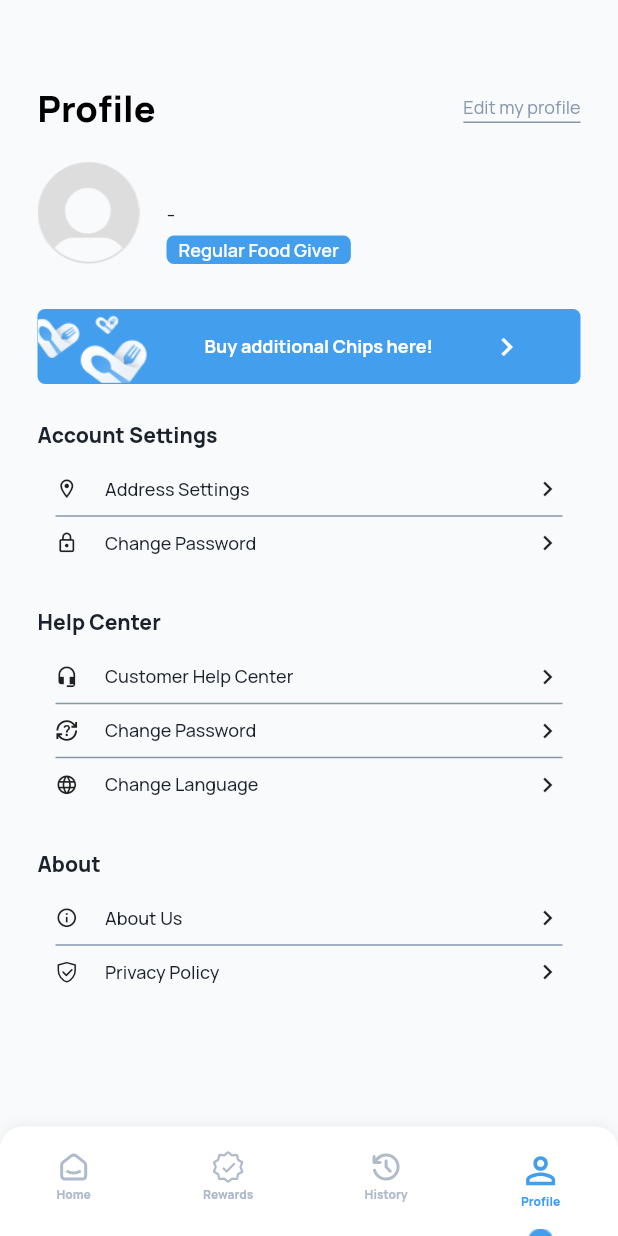
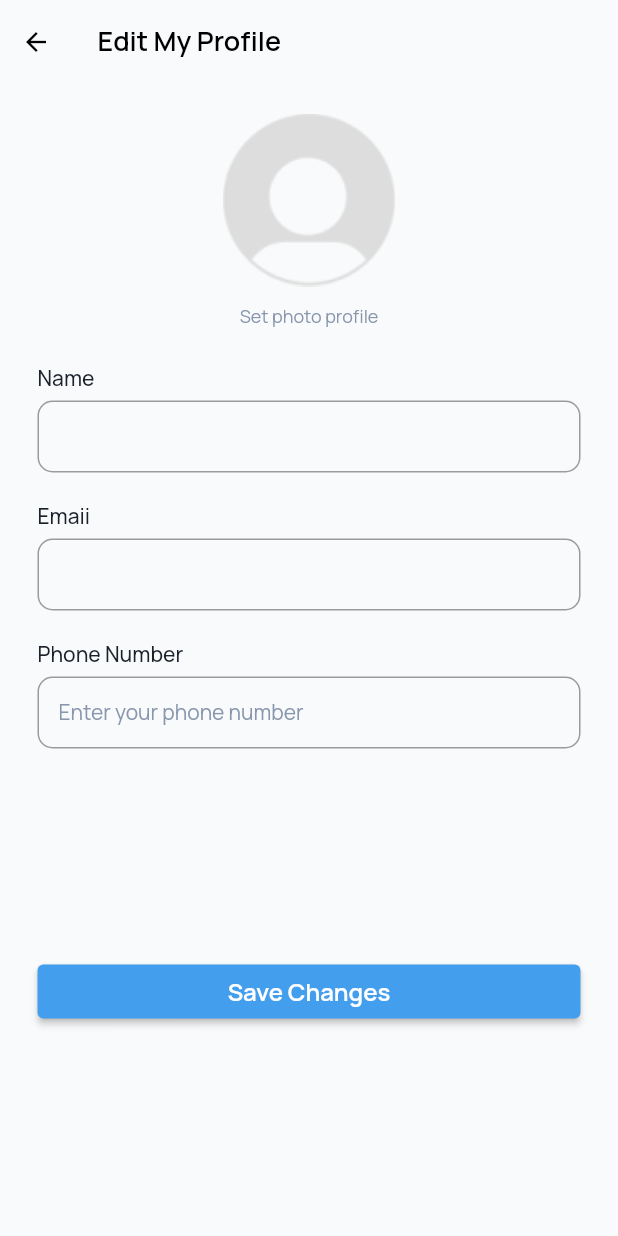
Before and after one commit to Aseupan/Mobile, a Flutter app: the HomeScreen screen opened by its route, item 4 of the bottom bar chosen, after a tap on "Edit my profile", on a phone screen of 412 x 824 dp. Run offline on Flutter 3.47's test engine with Material 2 defaults, Android fonts, the phone set to English and light mode, and no system bars; our stand-ins replace carousel_slider, dio, email_validator, flutter_screenutil, flutter_svg, fluttertoast and 5 more; missing offline and left inert: dart:ffi; accounts and stored records are empty; generated files the repository leaves out were written again; network calls fail.

Commit message:
update user profile

```diff
--- /dev/null
+++ b/lib/controller/profile/edit_profile_binding.dart
@@ -0,0 +1,9 @@
+import 'package:get/get.dart';
+import 'package:mobile/controller/profile/edit_profile_controller.dart';
+
+class EditProfileBinding extends Bindings {
+  @override
+  void dependencies() {
+    Get.put(EditProfileController());
+  }
+}
--- /dev/null
+++ b/lib/controller/profile/edit_profile_controller.dart
@@ -0,0 +1,37 @@
+import 'package:flutter/material.dart';
+import 'package:get/get.dart';
+import 'package:mobile/controller/global/global_controller.dart';
+import 'package:mobile/services/api/post_api_service.dart';
+
+class EditProfile {
+  TextEditingController name = TextEditingController();
+  TextEditingController email = TextEditingController();
+  TextEditingController phone = TextEditingController();
+}
+
+class EditProfileController extends GetxController {
+  static EditProfileController get i => Get.find();
+
+  RxMap<String, TextEditingController> data = <String, TextEditingController>{
+    "name": TextEditingController(),
+    "email": TextEditingController(),
+    "phone": TextEditingController(),
+  }.obs;
+
+  RxBool isEdited = false.obs;
+
+  @override
+  void onInit() {
+    super.onInit();
+    GlobalController globalController = GlobalController.i;
+    data['name']!.text = globalController.profile.value.name;
+    data['email']!.text = globalController.profile.value.email;
+    data['phone']!.text = globalController.profile.value.phone;
+  }
+
+  void editProfile() {
+    final editFormCopy = data.map((key, value) => MapEntry(key, value.text));
+
+    PostApiService.updateProfile(editFormCopy);
+  }
+}
--- a/lib/routes/app_pages.dart
+++ b/lib/routes/app_pages.dart
@@ -1,7 +1,6 @@
-// class AppRouter {}
-
 import 'package:get/get.dart';
 import 'package:mobile/controller/home/home_binding.dart';
+import 'package:mobile/controller/profile/edit_profile_binding.dart';
 import 'package:mobile/views/address/myaddress_screen.dart';
 import 'package:mobile/views/address/new_address_screen.dart';
 import 'package:mobile/views/auth/auth_binding.dart';
@@ -17,6 +16,7 @@ import 'package:mobile/views/home/home_screen.dart';
 import 'package:mobile/views/launch/splash_screen.dart';
 import 'package:mobile/routes/app_routes.dart';
 import 'package:mobile/views/launch/onboarding_screen.dart';
+import 'package:mobile/views/profile/edit_profile_screen.dart';
 import 'package:mobile/views/profile/profile_screen.dart';
 import 'package:mobile/views/rewards/reward_screen.dart';
 
@@ -82,6 +82,11 @@ List<GetPage<dynamic>> appRouter() {
     GetPage(
       name: RoutePage.profile,
       page: () => UserProfileScreen(),
+    ),
+    GetPage(
+      name: RoutePage.editProfile,
+      page: () => EditProfileScreen(),
+      binding: EditProfileBinding(),
     )
   ];
 }
--- a/lib/routes/app_routes.dart
+++ b/lib/routes/app_routes.dart
@@ -9,6 +9,7 @@ class RoutePage {
   static const String createAddress = "/address/create";
   static const String reward = "/reward";
   static const String profile = "/profile";
+  static const String editProfile = "/profile/edit";
 
   // Phase 2
   static const String home = "/home";
--- /dev/null
+++ b/lib/views/profile/edit_profile_screen.dart
@@ -0,0 +1,231 @@
+import 'package:email_validator/email_validator.dart';
+import 'package:flutter/material.dart';
+import 'package:get/get.dart';
+import 'package:mobile/controller/profile/edit_profile_controller.dart';
+import 'package:mobile/utils/color_constants.dart';
+import 'package:mobile/widgets/custom_appbar.dart';
+import 'package:mobile/widgets/custom_textfield.dart';
+import 'package:mobile/widgets/text_styles.dart';
+import 'package:sizer/sizer.dart';
+
+class EditProfileScreen extends StatefulWidget {
+  const EditProfileScreen({super.key});
+
+  @override
+  State<EditProfileScreen> createState() => _EditProfileScreenState();
+}
+
+class _EditProfileScreenState extends State<EditProfileScreen> {
+  EditProfileController controller = EditProfileController.i;
+  final _formKey = GlobalKey<FormState>();
+
+  Future<bool> onWillPop() {
+    if (controller.isEdited.value) {
+      return Future.value(true);
+    }
+    return Future.value(false);
+  }
+
+  Widget dialog(BuildContext context) {
+    return Dialog(
+      child: Container(
+        color: Colors.white,
+        padding: EdgeInsets.symmetric(
+          horizontal: 20,
+          vertical: 16,
+        ),
+        child: Column(
+          mainAxisSize: MainAxisSize.min,
+          crossAxisAlignment: CrossAxisAlignment.stretch,
+          children: [
+            Text(
+              'Your Changes Not Saved',
+              style: h4TextStyle(
+                weight: FontWeight.w800,
+              ),
+            ),
+            SizedBox(height: 8),
+            Text(
+              'Are you sure to leave this page before your changes saved?',
+              style: body5TextStyle(color: ColorConstants.slate[400]),
+            ),
+            SizedBox(height: 16),
+            Row(
+              mainAxisAlignment: MainAxisAlignment.spaceBetween,
+              children: [
+                OutlinedButton(
+                  onPressed: () {
+                    Navigator.pop(context);
+                  },
+                  child: Text(
+                    'I\'ll Stay here',
+                    style: body6TextStyle(
+                      weight: FontWeight.w500,
+                      color: ColorConstants.slate[500],
+                    ),
+                  ),
+                ),
+                ElevatedButton(
+                  style: ElevatedButton.styleFrom(
+                    padding: EdgeInsets.symmetric(horizontal: 24, vertical: 8),
+                  ),
+                  onPressed: () {
+                    Get.back();
+                    Get.back();
+                  },
+                  child: Text(
+                    'I\'m Sure',
+                    style: body6TextStyle(
+                      weight: FontWeight.w500,
+                      color: Colors.white,
+                    ),
+                  ),
+                )
+              ],
+            )
+          ],
+        ),
+      ),
+    );
+  }
+
+  bool _isEdited = false;
+  @override
+  Widget build(BuildContext context) {
+    print(_isEdited);
+    return WillPopScope(
+      onWillPop: () {
+        if (!_isEdited) {
+          return Future.value(true);
+        }
+
+        showDialog(
+          context: context,
+          builder: (BuildContext context) => dialog(context),
+        );
+        return Future.value(false);
+      },
+      child: Scaffold(
+        appBar: CustomAppBar(
+          "Edit My Profile",
+          canBack: !_isEdited,
+          feedback: () {
+            showDialog(
+              context: context,
+              builder: (BuildContext context) => dialog(context),
+            );
+          },
+        ),
+        body: SingleChildScrollView(
+          child: Padding(
+            padding: EdgeInsets.symmetric(horizontal: 25),
+            child: Form(
+              key: _formKey,
+              child: Column(
+                crossAxisAlignment: CrossAxisAlignment.stretch,
+                children: [
+                  SizedBox(height: 20),
+                  Center(
+                    child: Image.asset(
+                      "assets/images/dummy_profile.png",
+                      width: 115,
+                      height: 115,
+                      fit: BoxFit.cover,
+                    ),
+                  ),
+                  SizedBox(height: 12),
+                  InkWell(
+                    child: Text(
+                      'Set photo profile',
+                      style: body6TextStyle(color: ColorConstants.slate[400]),
+                      textAlign: TextAlign.center,
+                    ),
+                  ),
+                  SizedBox(height: 25),
+                  SizedBox(
+                    height: 400,
+                    child: Column(
+                      children: [
+                        CustomTextfield(
+                          label: "Name",
+                          controller: controller.data['name']!,
+                          placeholder: "",
+                          validator: (value) {
+                            if (value!.isEmpty) {
+                              return 'Please enter your name';
+                            }
+                            return null;
+                          },
+                          onChange: (_) {
+                            setState(() {
+                              _isEdited = true;
+                            });
+                          },
+                        ),
+                        SizedBox(height: 20),
+                        CustomTextfield(
+                          label: "Emaii",
+                          controller: controller.data['email']!,
+                          placeholder: "",
+                          validator: (value) {
+                            if (value!.isEmpty) {
+                              return 'Please enter your Email';
+                            }
+
+                            if (!EmailValidator.validate(value)) {
+                              return "Email is not valid";
+                            }
+
+                            return null;
+                          },
+                          onChange: (_) {
+                            setState(() {
+                              _isEdited = true;
+                            });
+                          },
+                        ),
+                        SizedBox(height: 20),
+                        CustomTextfield(
+                          keyboardType: TextInputType.number,
+                          label: "Phone Number",
+                          controller: controller.data['phone']!,
+                          placeholder: "Enter your phone number",
+                          validator: (value) {
+                            if (value!.isEmpty) {
+                              return 'Phone Number is not valid';
+                            }
+
+                            return null;
+                          },
+                          onChange: (_) {
+                            setState(() {
+                              _isEdited = true;
+                            });
+                          },
+                        ),
+                      ],
+                    ),
+                  ),
+                  ElevatedButton(
+                    onPressed: () {
+                      if (_formKey.currentState!.validate()) {
+                        controller.editProfile();
+                      }
+                    },
+                    child: Text(
+                      'Save Changes',
+                      style: h4TextStyle(
+                        color: Colors.white,
+                        weight: FontWeight.w600,
+                      ),
+                    ),
+                  ),
+                ],
+              ),
+            ),
+          ),
+        ),
+      ),
+    );
+  }
+}
--- a/lib/views/profile/profile_screen.dart
+++ b/lib/views/profile/profile_screen.dart
@@ -19,7 +19,8 @@ class _UserProfileScreenState extends State<UserProfileScreen> {
   @override
   Widget build(BuildContext context) {
     return Scaffold(
-      body: Padding(
+      body: SingleChildScrollView(
+        child: Padding(
           padding: EdgeInsets.symmetric(horizontal: 25),
           child: Column(
             crossAxisAlignment: CrossAxisAlignment.stretch,
@@ -35,6 +36,7 @@ class _UserProfileScreenState extends State<UserProfileScreen> {
             ],
           ),
         ),
+      ),
       bottomNavigationBar: CustomBottomAppbar(index: 4),
     );
   }
--- a/lib/views/profile/widgets/profile_header.dart
+++ b/lib/views/profile/widgets/profile_header.dart
@@ -1,6 +1,7 @@
 import 'package:flutter/material.dart';
 import 'package:get/get.dart';
 import 'package:mobile/controller/global/global_controller.dart';
+import 'package:mobile/routes/app_routes.dart';
 import 'package:mobile/services/api/app_token.dart';
 import 'package:mobile/utils/color_constants.dart';
 import 'package:mobile/views/profile/layout/button_buy_chips.dart';
@@ -26,7 +27,9 @@ class ProfileHeader extends StatelessWidget {
               ),
             ),
             InkWell(
-              onTap: () {},
+              onTap: () {
+                Get.toNamed(RoutePage.editProfile);
+              },
               child: Container(
                 padding: EdgeInsets.only(bottom: 2),
                 decoration: BoxDecoration(
--- a/lib/widgets/custom_appbar.dart
+++ b/lib/widgets/custom_appbar.dart
@@ -3,13 +3,19 @@ import 'package:get/get.dart';
 import 'package:mobile/utils/color_constants.dart';
 import 'package:mobile/widgets/text_styles.dart';
 
-AppBar CustomAppBar(String title) {
+AppBar CustomAppBar(String title,
+    {bool canBack = true, void Function()? feedback}) {
+  feedback ??= () {};
   return AppBar(
     leading: Row(
       children: [
         IconButton(
           onPressed: () {
-            Get.back();
+            if (canBack) {
+              Get.back();
+            } else {
+              feedback!();
+            }
           },
           icon: Icon(
             Icons.arrow_back,
--- a/lib/widgets/custom_textfield.dart
+++ b/lib/widgets/custom_textfield.dart
@@ -4,14 +4,20 @@ import 'package:mobile/widgets/text_styles.dart';
 class CustomTextfield extends StatelessWidget {
   String label;
   TextEditingController controller;
+  String? Function(String?)? validator;
   String placeholder;
   void Function(String)? onChange;
-  CustomTextfield(
-      {super.key,
-      required this.label,
-      required this.controller,
-      required this.placeholder,
-      this.onChange});
+  TextInputType? keyboardType = TextInputType.text;
+
+  CustomTextfield({
+    super.key,
+    required this.label,
+    required this.controller,
+    required this.placeholder,
+    this.onChange,
+    this.validator,
+    this.keyboardType,
+  });
 
   @override
   Widget build(BuildContext context) {
@@ -23,11 +29,13 @@ class CustomTextfield extends StatelessWidget {
           style: body5TextStyle(weight: FontWeight.w500),
         ),
         SizedBox(height: 6),
-        TextField(
+        TextFormField(
           decoration: InputDecoration(hintText: placeholder),
           controller: controller,
           style: body5TextStyle(weight: FontWeight.w500),
           onChanged: onChange,
+          validator: validator,
+          keyboardType: keyboardType,
         ),
       ],
     );
```
Also changed, not shown: lib/services/api/post_api_service.dart (+28 -0 lines). Lines whose indentation alone changed are shown as unchanged.
